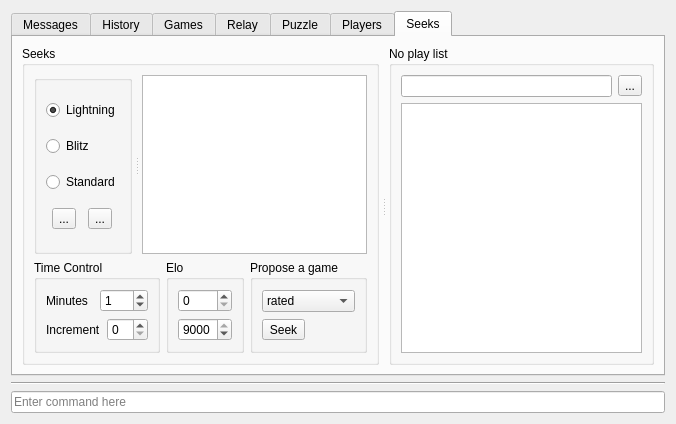
This is src/gui/ficsconsole.ui in madnight/chessx as Qt 5 draws it before an edit. The edited form follows.
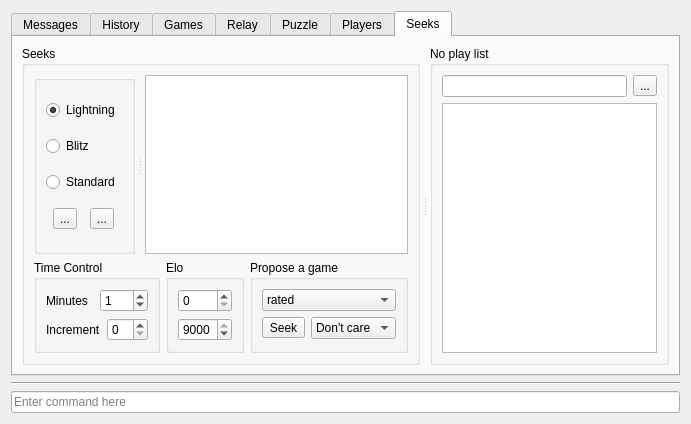
This is the edited form. Icons and pictures are not drawn. Custom widgets are drawn as their Qt base class.

Commit message: New feature: FICS requests with color

```diff
--- a/src/gui/ficsconsole.ui
+++ b/src/gui/ficsconsole.ui
@@ -6,7 +6,7 @@
    <rect>
     <x>0</x>
     <y>0</y>
-    <width>676</width>
+    <width>691</width>
     <height>424</height>
    </rect>
   </property>
@@ -563,11 +563,37 @@
                  </widget>
                 </item>
                 <item>
+                 <layout class="QHBoxLayout" name="horizontalLayout_3">
+                  <item>
                  <widget class="QToolButton" name="btSeek">
                   <property name="text">
                    <string>Seek</string>
                   </property>
                  </widget>
+                  </item>
+                  <item>
+                   <widget class="QComboBox" name="cbColor">
+                    <property name="currentIndex">
+                     <number>2</number>
+                    </property>
+                    <item>
+                     <property name="text">
+                      <string>White</string>
+                     </property>
+                    </item>
+                    <item>
+                     <property name="text">
+                      <string>Black</string>
+                     </property>
+                    </item>
+                    <item>
+                     <property name="text">
+                      <string>Don't care</string>
+                     </property>
+                    </item>
+                   </widget>
+                  </item>
+                 </layout>
                 </item>
                </layout>
               </widget>
```
Lines whose indentation alone changed are shown as unchanged. The commit also changes 1 other file.
